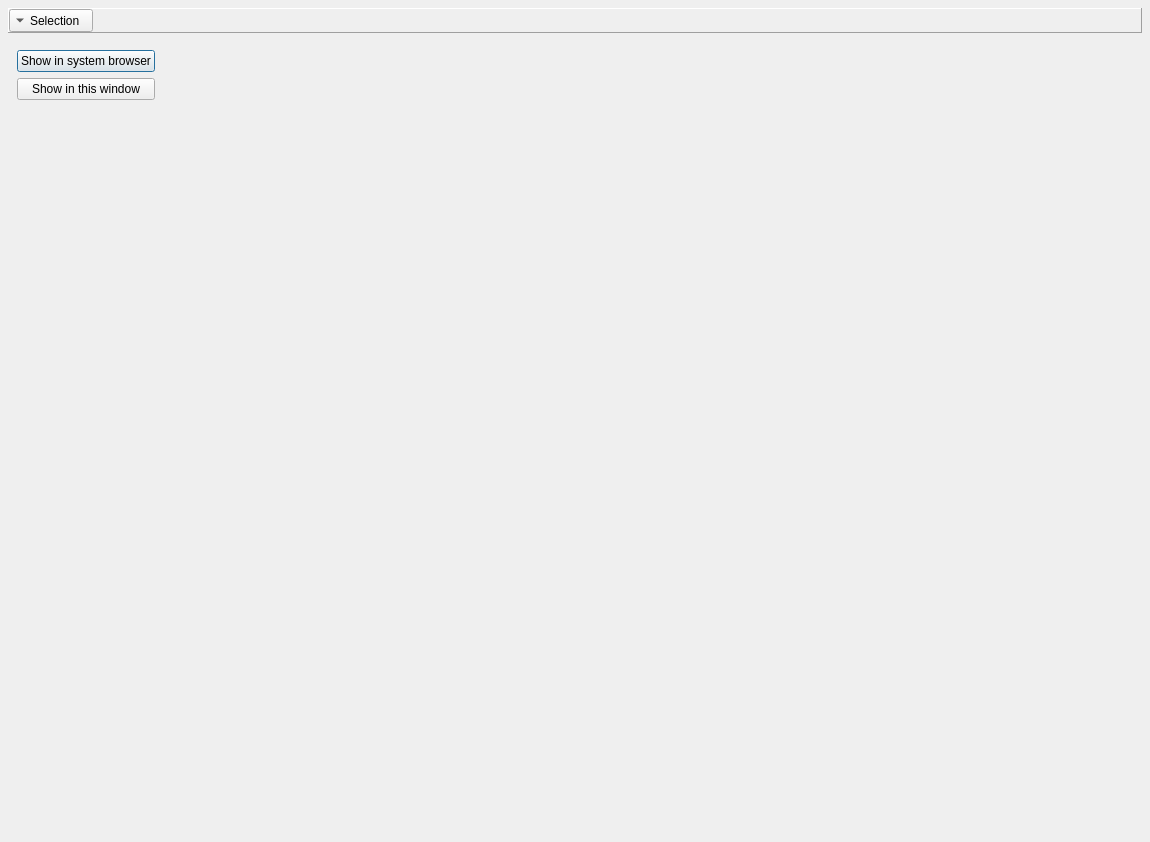
Qt form groot/frontends/gui/forms/designer/frm_webtree_designer.ui (JMcInerneyLab/groot) before a commit.
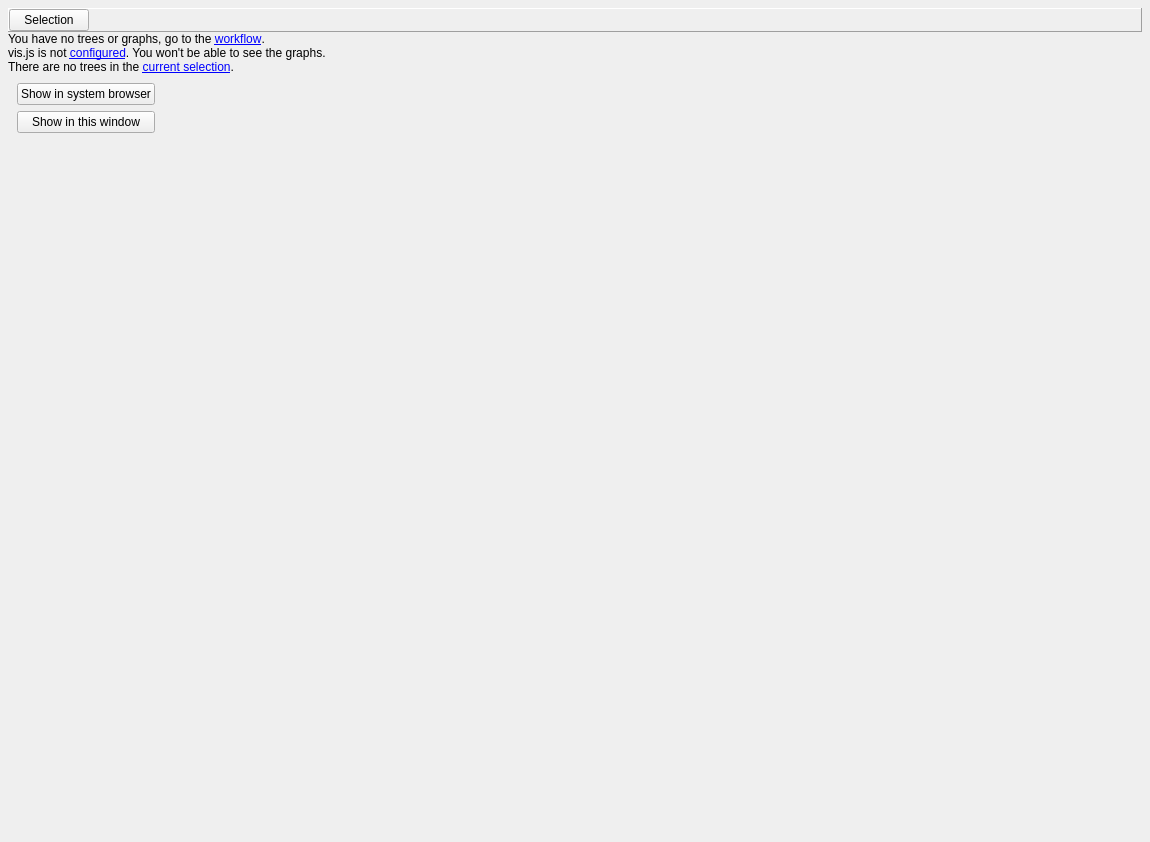
The same form after that commit.

```diff
--- a/groot/frontends/gui/forms/designer/frm_webtree_designer.ui
+++ b/groot/frontends/gui/forms/designer/frm_webtree_designer.ui
@@ -15,7 +15,7 @@
   </property>
   <layout class="QVBoxLayout" name="verticalLayout">
    <property name="spacing">
-    <number>8</number>
+    <number>0</number>
    </property>
    <property name="leftMargin">
     <number>8</number>
@@ -54,15 +54,12 @@
        <number>0</number>
       </property>
       <item>
-       <widget class="QToolButton" name="BTN_SELECTION">
+       <widget class="QPushButton" name="BTN_SELECTION">
         <property name="text">
          <string>Selection</string>
         </property>
-        <property name="toolButtonStyle">
-         <enum>Qt::ToolButtonTextBesideIcon</enum>
-        </property>
-        <property name="arrowType">
-         <enum>Qt::DownArrow</enum>
+        <property name="autoDefault">
+         <bool>false</bool>
         </property>
        </widget>
       </item>
@@ -82,6 +79,36 @@
      </layout>
     </widget>
    </item>
+   <item>
+    <widget class="QLabel" name="LBL_NO_TREES_WARNING">
+     <property name="text">
+      <string>You have no trees or graphs, go to the &lt;a href=&quot;action:show_workflow_form&quot;&gt;workflow&lt;/a&gt;.</string>
+     </property>
+     <property name="style" stdset="0">
+      <string>warning</string>
+     </property>
+    </widget>
+   </item>
+   <item>
+    <widget class="QLabel" name="LBL_NO_VISJS_WARNING">
+     <property name="text">
+      <string>vis.js is not &lt;a href=&quot;action:show_view_options_form&quot;&gt;configured&lt;/a&gt;. You won't be able to see the graphs.</string>
+     </property>
+     <property name="style" stdset="0">
+      <string>warning</string>
+     </property>
+    </widget>
+   </item>
+   <item>
+    <widget class="QLabel" name="LBL_SELECTION_WARNING">
+     <property name="text">
+      <string>There are no trees in the &lt;a href=&quot;action:show_selection&quot;&gt;current selection&lt;/a&gt;.</string>
+     </property>
+     <property name="style" stdset="0">
+      <string>warning</string>
+     </property>
+    </widget>
+   </item>
    <item>
     <widget class="QWidget" name="WIDGET_OPEN" native="true">
      <property name="sizePolicy">
@@ -109,6 +136,9 @@
         <property name="text">
          <string>Show in system browser</string>
         </property>
+        <property name="autoDefault">
+         <bool>false</bool>
+        </property>
        </widget>
       </item>
       <item row="1" column="0">
@@ -116,6 +146,9 @@
         <property name="text">
          <string>Show in this window</string>
         </property>
+        <property name="autoDefault">
+         <bool>false</bool>
+        </property>
        </widget>
       </item>
       <item row="0" column="1">
```
